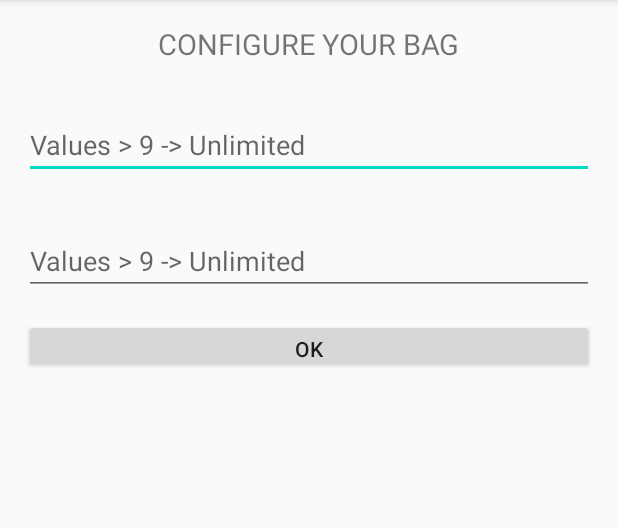
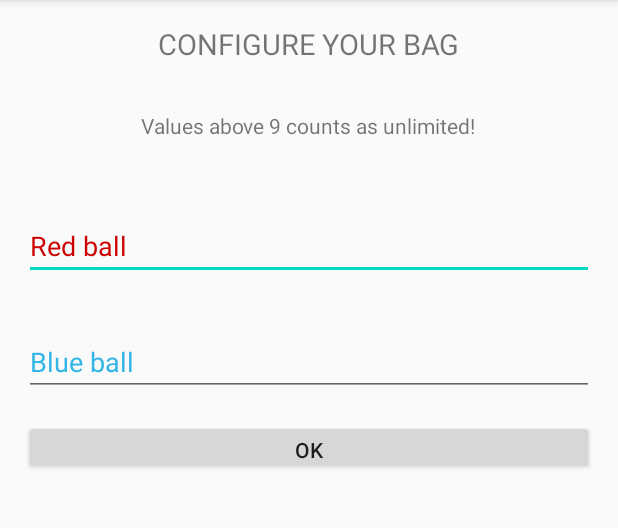
Before and after one commit to matevojts/UnitTestBag, an Android app: the screen it shows after launch (MainActivity), on a phone screen of 412 x 824 dp, the part 84-612 px from its top. Run offline under Robolectric (Android 15) with nearby library versions, the phone set to English and light mode, and no system bars; our stand-ins replace RxJava, Timber, data binding; libraries missing offline, so code that uses them is left out: androidx.databinding.library, com.jakewharton.rxrelay2; 2 statements that could not run were skipped.

Commit message:
feat: improve bag config ui

```diff
--- a/app/src/main/res/layout/fragment_config.xml
+++ b/app/src/main/res/layout/fragment_config.xml
@@ -12,52 +12,58 @@
 
     </data>
 
-    <androidx.constraintlayout.widget.ConstraintLayout
+    <LinearLayout
         android:layout_width="match_parent"
-        android:layout_height="match_parent">
+        android:layout_height="match_parent"
+        android:orientation="vertical">
 
         <TextView
             android:id="@+id/configTitle"
             android:layout_width="wrap_content"
             android:layout_height="wrap_content"
+            android:layout_gravity="center_horizontal"
             android:layout_margin="16dp"
             android:text="@string/config_title"
             android:textAllCaps="true"
-            android:textSize="19sp"
-            app:layout_constraintEnd_toEndOf="parent"
-            app:layout_constraintStart_toStartOf="parent"
-            app:layout_constraintTop_toTopOf="parent" />
+            android:textSize="19sp" />
+
+        <TextView
+            android:layout_width="wrap_content"
+            android:layout_height="wrap_content"
+            android:layout_gravity="center_horizontal"
+            android:layout_margin="16dp"
+            android:text="@string/config_unlimited_hint" />
 
         <EditText
             android:id="@+id/redEditText"
-            android:layout_width="0dp"
+            android:layout_width="match_parent"
             android:layout_height="wrap_content"
             android:layout_marginStart="16dp"
             android:layout_marginTop="32dp"
             android:layout_marginEnd="16dp"
-            android:hint="@string/config_edittext_hint_unlimited_value"
+            android:hint="@string/red_item_title"
             android:inputType="number"
             android:singleLine="true"
             android:text="@={vm.red}"
-            app:layout_constraintEnd_toEndOf="parent"
-            app:layout_constraintStart_toStartOf="parent"
-            app:layout_constraintTop_toBottomOf="@id/configTitle" />
+            android:textColor="@android:color/holo_red_dark"
+            android:textColorHint="@android:color/holo_red_dark" />
 
         <EditText
             android:id="@+id/blueEditText"
-            android:layout_width="0dp"
+            android:layout_width="match_parent"
             android:layout_height="wrap_content"
+            android:layout_marginStart="16dp"
             android:layout_marginTop="32dp"
-            android:hint="@string/config_edittext_hint_unlimited_value"
+            android:layout_marginEnd="16dp"
+            android:hint="@string/blue_item_title"
             android:inputType="number"
             android:singleLine="true"
             android:text="@={vm.blue}"
-            app:layout_constraintEnd_toEndOf="@id/redEditText"
-            app:layout_constraintStart_toStartOf="@id/redEditText"
-            app:layout_constraintTop_toBottomOf="@id/redEditText" />
+            android:textColor="@android:color/holo_blue_light"
+            android:textColorHint="@android:color/holo_blue_light" />
 
         <Button
-            android:layout_width="0dp"
+            android:layout_width="match_parent"
             android:layout_height="36dp"
             android:layout_margin="16dp"
             android:onClick="@{ () -> vm.openBag() }"
@@ -67,6 +73,6 @@
             app:layout_constraintStart_toStartOf="parent"
             app:layout_constraintTop_toBottomOf="@id/blueEditText" />
 
-    </androidx.constraintlayout.widget.ConstraintLayout>
+    </LinearLayout>
 
 </layout>
--- a/app/src/main/res/values/strings.xml
+++ b/app/src/main/res/values/strings.xml
@@ -1,7 +1,7 @@
 <resources>
     <string name="app_name">Unit Test Bag</string>
     <string name="config_title">Configure your bag</string>
-    <string name="config_edittext_hint_unlimited_value">Values > 9 -> Unlimited</string>
+    <string name="config_unlimited_hint">Values above 9 counts as unlimited!</string>
     <string name="config_empty_bag_error_message">Your bag will be empty, please add something!</string>
     <string name="opened_bag_empty_bag_error_message">Your bag is empty, please add something!</string>
     <string name="opened_bag_title">Your bag contains:</string>
```
